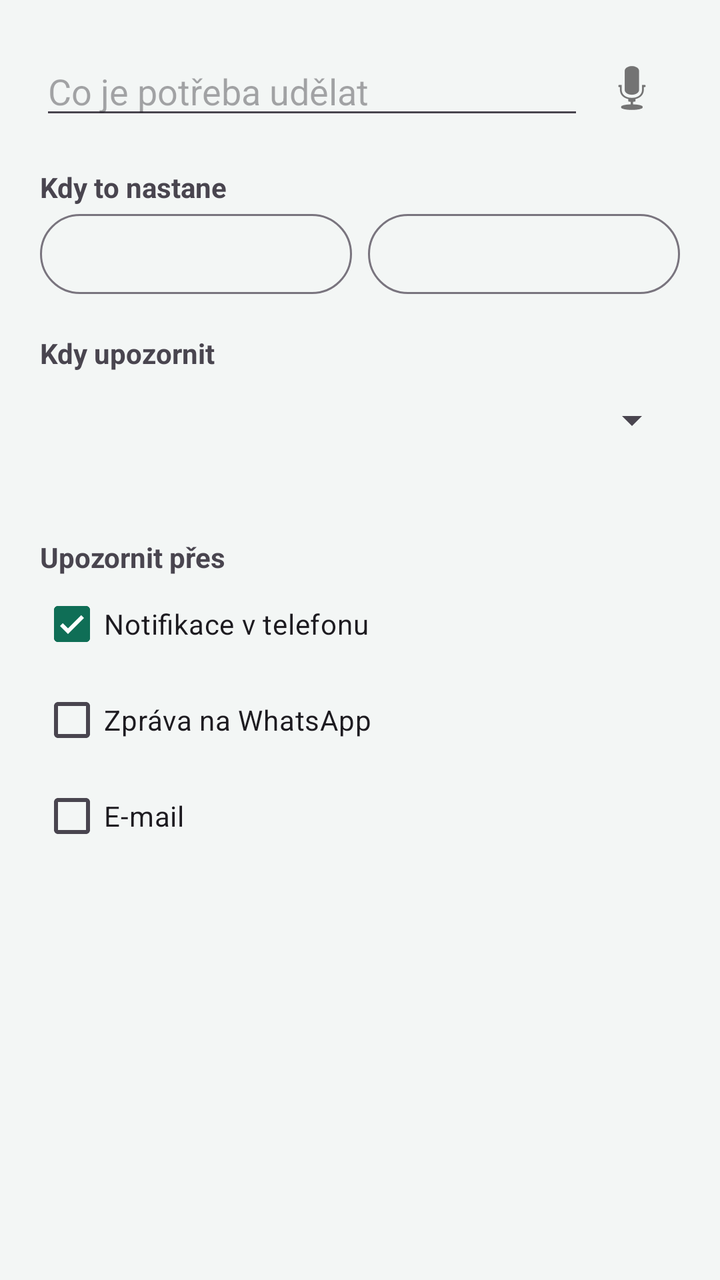
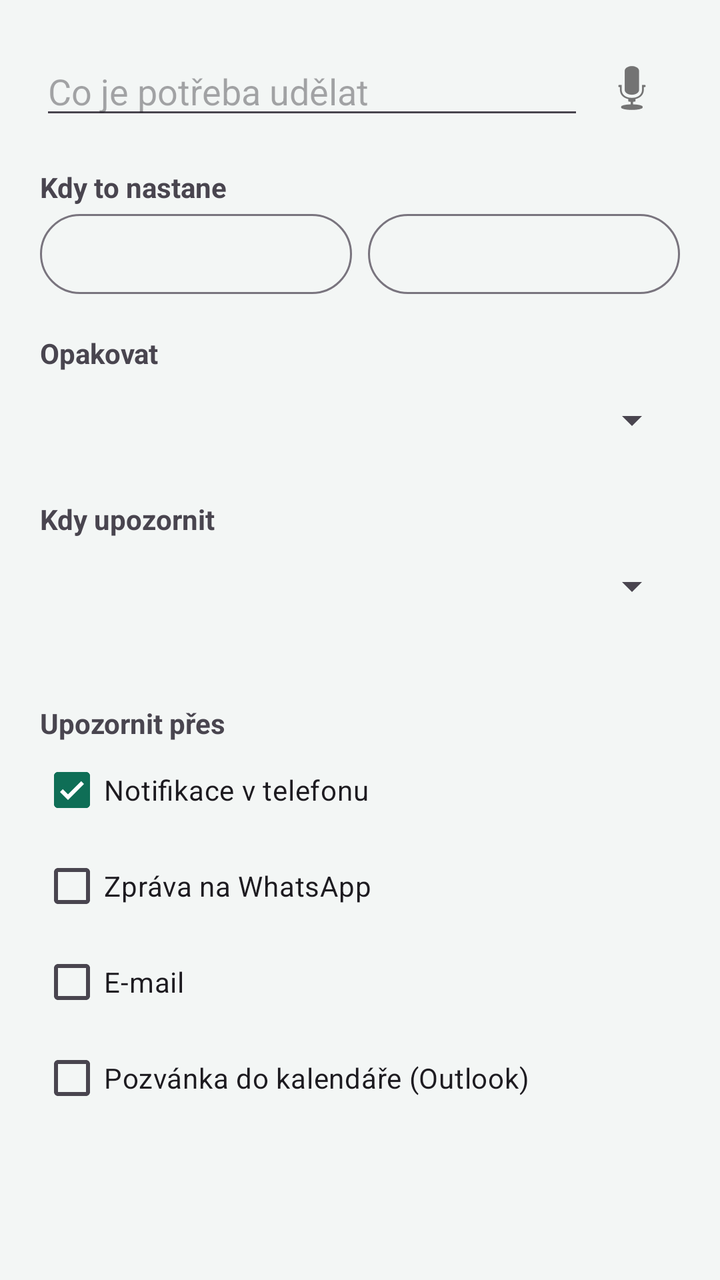

Two renders of the same Android screen: before a commit and after it. Below are the layout's source before the change and the commit's diff.
<!-- AndroidManifest.xml: application theme Theme.Ukolnicek -->
<!-- res/layout/dialog_task.xml -->
<?xml version="1.0" encoding="utf-8"?>
<ScrollView xmlns:android="http://schemas.android.com/apk/res/android"
    android:layout_width="match_parent"
    android:layout_height="wrap_content">

    <LinearLayout
        android:layout_width="match_parent"
        android:layout_height="wrap_content"
        android:orientation="vertical"
        android:padding="20dp">

        <LinearLayout
            android:layout_width="match_parent"
            android:layout_height="wrap_content"
            android:gravity="center_vertical"
            android:orientation="horizontal">

            <EditText
                android:id="@+id/title"
                android:layout_width="0dp"
                android:layout_height="wrap_content"
                android:layout_weight="1"
                android:hint="Co je potřeba udělat"
                android:inputType="textCapSentences|textMultiLine" />

            <ImageButton
                android:id="@+id/mic"
                android:layout_width="48dp"
                android:layout_height="48dp"
                android:background="?attr/selectableItemBackgroundBorderless"
                android:contentDescription="Nadiktovat"
                android:src="@android:drawable/ic_btn_speak_now" />
        </LinearLayout>

        
        <TextView
            android:layout_width="wrap_content"
            android:layout_height="wrap_content"
            android:layout_marginTop="16dp"
            android:text="Kdy to nastane"
            android:textStyle="bold" />

        <LinearLayout
            android:layout_width="match_parent"
            android:layout_height="wrap_content"
            android:orientation="horizontal">

            <Button
                android:id="@+id/date"
                style="?attr/materialButtonOutlinedStyle"
                android:layout_width="0dp"
                android:layout_height="wrap_content"
                android:layout_marginEnd="8dp"
                android:layout_weight="1" />

            <Button
                android:id="@+id/time"
                style="?attr/materialButtonOutlinedStyle"
                android:layout_width="0dp"
                android:layout_height="wrap_content"
                android:layout_weight="1" />
        </LinearLayout>

        
        <TextView
            android:layout_width="wrap_content"
            android:layout_height="wrap_content"
            android:layout_marginTop="16dp"
            android:text="Kdy upozornit"
            android:textStyle="bold" />

        <Spinner
            android:id="@+id/remindMode"
            android:layout_width="match_parent"
            android:layout_height="48dp" />

        <LinearLayout
            android:id="@+id/customRow"
            android:layout_width="match_parent"
            android:layout_height="wrap_content"
            android:orientation="horizontal"
            android:visibility="gone">

            <Button
                android:id="@+id/rdate"
                style="?attr/materialButtonOutlinedStyle"
                android:layout_width="0dp"
                android:layout_height="wrap_content"
                android:layout_marginEnd="8dp"
                android:layout_weight="1" />

            <Button
                android:id="@+id/rtime"
                style="?attr/materialButtonOutlinedStyle"
                android:layout_width="0dp"
                android:layout_height="wrap_content"
                android:layout_weight="1" />
        </LinearLayout>

        <TextView
            android:id="@+id/remindInfo"
            android:layout_width="wrap_content"
            android:layout_height="wrap_content"
            android:alpha="0.7" />

        
        <TextView
            android:layout_width="wrap_content"
            android:layout_height="wrap_content"
            android:layout_marginTop="16dp"
            android:text="Upozornit přes"
            android:textStyle="bold" />

        <CheckBox
            android:id="@+id/notify"
            android:layout_width="wrap_content"
            android:layout_height="wrap_content"
            android:checked="true"
            android:text="Notifikace v telefonu" />

        <CheckBox
            android:id="@+id/wa"
            android:layout_width="wrap_content"
            android:layout_height="wrap_content"
            android:text="Zpráva na WhatsApp" />

        <CheckBox
            android:id="@+id/mail"
            android:layout_width="wrap_content"
            android:layout_height="wrap_content"
            android:text="E-mail" />
    </LinearLayout>
</ScrollView>
<!-- resources referenced by this layout -->
<resources>
  <style name="Theme.Ukolnicek" parent="Theme.Material3.Light.NoActionBar">
          <item name="colorPrimary">#0F6E56</item>
          <item name="colorOnPrimary">#FFFFFF</item>
          <item name="colorPrimaryContainer">#C9EEE0</item>
          <item name="colorOnPrimaryContainer">#04342C</item>
          <item name="colorSecondary">#0F6E56</item>
          <item name="colorSecondaryContainer">#C9EEE0</item>
          <item name="colorOnSecondaryContainer">#04342C</item>
          <item name="android:colorBackground">#F3F6F5</item>
          <item name="android:windowBackground">@color/bg</item>
      </style>
  <color name="bg">#F3F6F5</color>
</resources>

<!-- the commit's change to res/layout/dialog_task.xml (unified diff, before → after) -->
@@ -60,6 +60,19 @@
                 android:layout_height="wrap_content"
                 android:layout_weight="1" />
         </LinearLayout>
+
+        
+        <TextView
+            android:layout_width="wrap_content"
+            android:layout_height="wrap_content"
+            android:layout_marginTop="16dp"
+            android:text="Opakovat"
+            android:textStyle="bold" />
+
+        <Spinner
+            android:id="@+id/repeat"
+            android:layout_width="match_parent"
+            android:layout_height="48dp" />
 
         
         <TextView
@@ -129,5 +142,11 @@
             android:layout_width="wrap_content"
             android:layout_height="wrap_content"
             android:text="E-mail" />
+
+        <CheckBox
+            android:id="@+id/cal"
+            android:layout_width="wrap_content"
+            android:layout_height="wrap_content"
+            android:text="Pozvánka do kalendáře (Outlook)" />
     </LinearLayout>
 </ScrollView>
